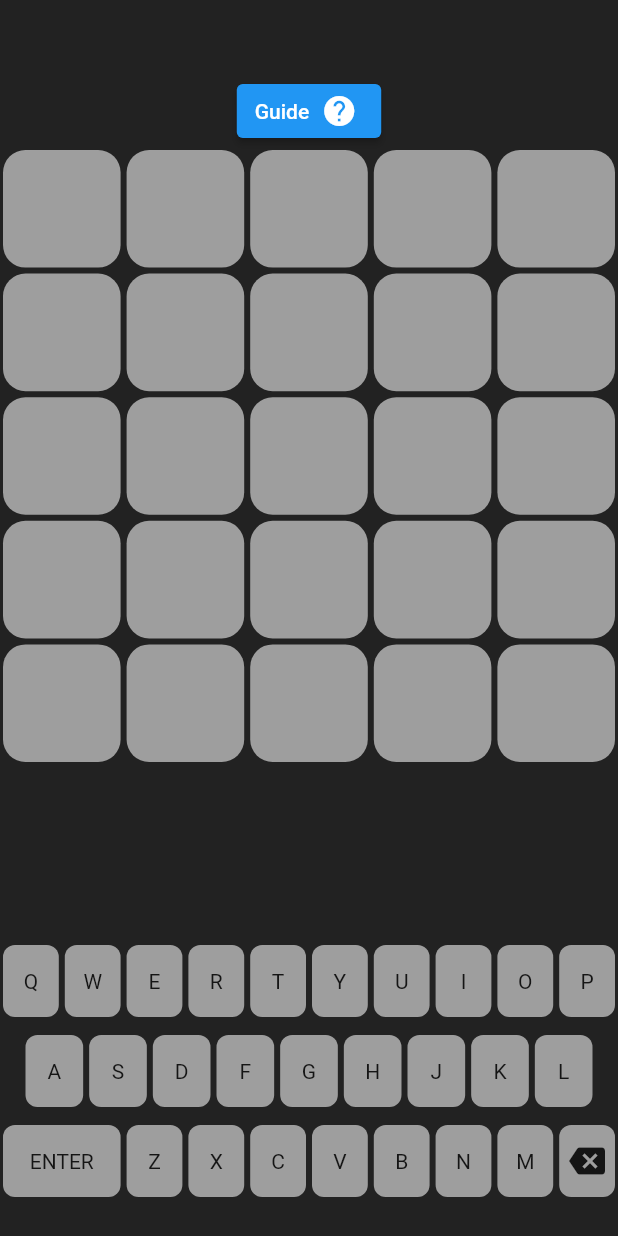
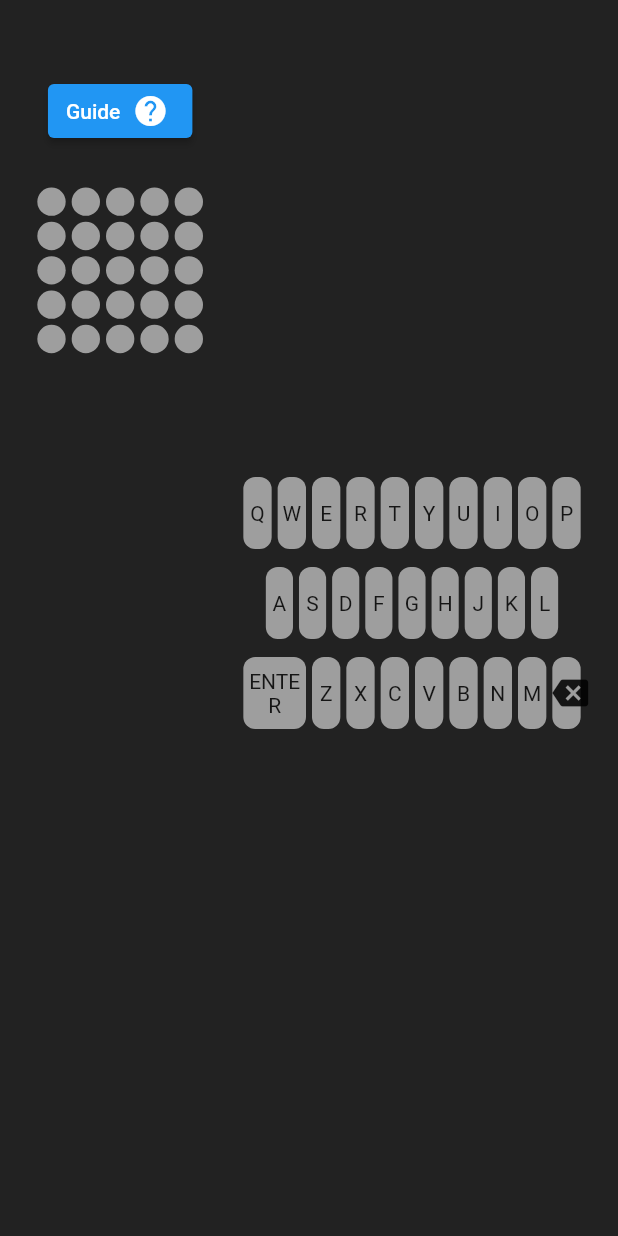
Before and after one commit to Manuiq/wordle-flutter, a Flutter app: the screen it shows after launch, on a phone screen of 412 x 824 dp. Run offline on Flutter 3.47's test engine with Material 2 defaults, Android fonts, the phone set to English and light mode, and no system bars; project files that could hold a hidden picture were left out.

Commit message:
ported app to android tv

```diff
--- a/lib/guide.dart
+++ b/lib/guide.dart
@@ -16,7 +16,7 @@ class GuideRoute extends StatelessWidget {
         const Padding(
             padding: EdgeInsets.fromLTRB(20, 20, 20, 20),
             child: Text(
-              '''Guess the WORDLE in 6 tries.
+              '''WORDLY is about guessing the hidden word in 6 tries.
 
 Each guess must be a valid 5 letter word. Hit the enter button to submit.
 
@@ -24,7 +24,7 @@ After each guess, the color of the tiles will change to show how close your gues
               style: TextStyle(color: Colors.white54),
             )),
         Padding(
-            padding: const EdgeInsets.fromLTRB(8, 20, 20, 4),
+            padding: const EdgeInsets.fromLTRB(200, 20, 200, 4),
             child: Row(children: [
               const SizedBox(width: 15),
               for (var i in "weary".split(''))
@@ -38,7 +38,7 @@ After each guess, the color of the tiles will change to show how close your gues
         const Text('The letter W is in the word and in the correct spot.',
             style: TextStyle(color: Colors.white54)),
         Padding(
-            padding: const EdgeInsets.fromLTRB(20, 20, 20, 4),
+            padding: const EdgeInsets.fromLTRB(200, 20, 200, 4),
             child: Row(children: [
               const SizedBox(width: 15),
               for (var i in "pills".split(''))
@@ -52,7 +52,7 @@ After each guess, the color of the tiles will change to show how close your gues
         const Text('The letter I is in the word but in the wrong spot.',
             style: TextStyle(color: Colors.white54)),
         Padding(
-            padding: const EdgeInsets.fromLTRB(20, 20, 20, 4),
+            padding: const EdgeInsets.fromLTRB(200, 20, 200, 4),
             child: Row(children: [
               const SizedBox(width: 15),
               for (var i in "vague".split(''))
--- a/lib/main.dart
+++ b/lib/main.dart
@@ -21,7 +21,10 @@ class WordleApp extends StatelessWidget {
 
   @override
   Widget build(BuildContext context) {
-    return const MaterialApp(home: KeyboardDemo());
+    return Shortcuts(
+        shortcuts: {
+        LogicalKeySet(LogicalKeyboardKey.select): const ActivateIntent(),
+        }, child:const MaterialApp(home: KeyboardDemo()));
   }
 }
 
@@ -78,19 +81,29 @@ class _KeyboardDemoState extends State<KeyboardDemo> {
     return Scaffold(
       backgroundColor: Colors.black87,
       resizeToAvoidBottomInset: false,
-      body: Column(
+      body: Row(
+        children: [
+          const Spacer(flex: 1),
+          Expanded(
+              flex: 5,
+              child: Column(
                 children: [
                   const SizedBox(height: 50),
                   ElevatedButton.icon(
                     icon: const Text('Guide'),
                     label: const Icon(Icons.help),
-            onPressed: () {Navigator.push(
+                    onPressed: () {
+                      Navigator.push(
                         context,
-              MaterialPageRoute(builder: (context) => const GuideRoute()),
+                        MaterialPageRoute(
+                            builder: (context) => const GuideRoute()),
                       );
                     },
                   ),
-          GridView.builder(
+                  const SizedBox(height: 25),
+                  IgnorePointer(
+                      ignoring: true,
+                      child: GridView.builder(
                       shrinkWrap: true,
                       gridDelegate: SliverGridDelegateWithFixedCrossAxisCount(
                           crossAxisCount: wordSize),
@@ -104,16 +117,21 @@ class _KeyboardDemoState extends State<KeyboardDemo> {
                               color: getColor(_inputsState[index]),
                               borderRadius: BorderRadius.circular(15)),
                         );
-              }),
-          const Spacer(),
-          CustomKeyboard(
+                      })),
+                ],
+              )),
+          const Spacer(flex: 1),
+          Expanded(
+              flex: 10,
+              child: CustomKeyboard(
                 buttonColors: _keyboardKeysState,
                 onTextInput: (myText) {
                   _insertLetter(myText);
                 },
                 onEnter: _enter,
                 onBackspace: _backspace,
-          ),
+              )),
+          const Spacer(flex: 1),
         ],
       ),
     );
@@ -133,12 +151,13 @@ class _KeyboardDemoState extends State<KeyboardDemo> {
   void _enter() {
     var result = _userInputs
         .sublist((_currentAttempt - 1) * wordSize, _currentAttempt * wordSize)
-        .join().toLowerCase();
+        .join()
+        .toLowerCase();
     //validate input
     if (!_dictionary.contains(result)) {
       //validation failed
       ScaffoldMessenger.of(context).showSnackBar(const SnackBar(
-        content: Text("No such word in dictionary"),
+        content: Text("No such word in dictionary 😔. Each attempt must be a valid 5-letter word 📝."),
       ));
     } else if (result != _secret) {
       //didn't get the word
```
Also changed, not shown: pubspec.lock, 5 other files. Lines whose indentation alone changed are shown as unchanged.
